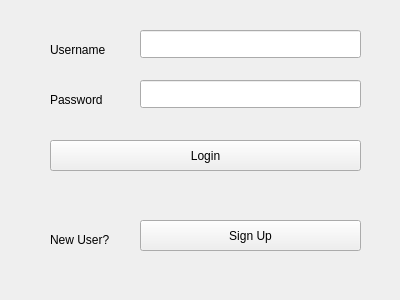
Above: LoginApp/LoginWidget.ui from 1337ninja/LoginApp before the change. Below: the same form after it.
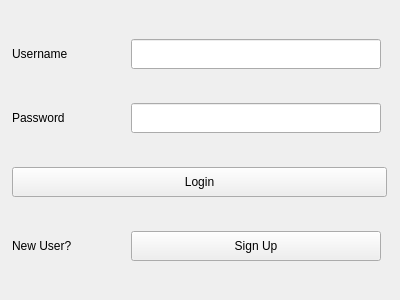
That is the form after the change.

Commit message: Moving UI controls to GridLayout

Diff of the .ui file:
```diff
--- a/LoginApp/LoginWidget.ui
+++ b/LoginApp/LoginWidget.ui
@@ -31,95 +31,152 @@
   <property name="windowTitle">
    <string>LoginApp</string>
   </property>
+  <widget class="QWidget" name="gridLayoutWidget">
+   <property name="geometry">
+    <rect>
+     <x>0</x>
+     <y>0</y>
+     <width>401</width>
+     <height>301</height>
+    </rect>
+   </property>
+   <layout class="QGridLayout" name="loginGridLayout">
+    <item row="0" column="1">
+     <widget class="QLineEdit" name="username">
+      <property name="minimumSize">
+       <size>
+        <width>250</width>
+        <height>30</height>
+       </size>
+      </property>
+      <property name="maximumSize">
+       <size>
+        <width>250</width>
+        <height>30</height>
+       </size>
+      </property>
+      <property name="maxLength">
+       <number>25</number>
+      </property>
+      <property name="echoMode">
+       <enum>QLineEdit::Normal</enum>
+      </property>
+     </widget>
+    </item>
+    <item row="0" column="0">
   <widget class="QLabel" name="usernameLabel">
-   <property name="geometry">
-    <rect>
-     <x>50</x>
-     <y>40</y>
-     <width>71</width>
+      <property name="sizePolicy">
+       <sizepolicy hsizetype="Fixed" vsizetype="Fixed">
+        <horstretch>0</horstretch>
+        <verstretch>0</verstretch>
+       </sizepolicy>
+      </property>
+      <property name="minimumSize">
+       <size>
+        <width>100</width>
      <height>20</height>
-    </rect>
+       </size>
+      </property>
+      <property name="maximumSize">
+       <size>
+        <width>100</width>
+        <height>20</height>
+       </size>
    </property>
    <property name="text">
     <string>Username</string>
    </property>
   </widget>
-  <widget class="QLabel" name="passwordLabel">
-   <property name="geometry">
-    <rect>
-     <x>50</x>
-     <y>90</y>
-     <width>71</width>
-     <height>20</height>
-    </rect>
-   </property>
-   <property name="text">
-    <string>Password</string>
-   </property>
-  </widget>
+    </item>
+    <item row="7" column="0" colspan="2">
   <widget class="QPushButton" name="loginButton">
-   <property name="geometry">
-    <rect>
-     <x>50</x>
-     <y>140</y>
-     <width>311</width>
-     <height>31</height>
-    </rect>
+      <property name="minimumSize">
+       <size>
+        <width>375</width>
+        <height>30</height>
+       </size>
+      </property>
+      <property name="maximumSize">
+       <size>
+        <width>375</width>
+        <height>30</height>
+       </size>
    </property>
    <property name="text">
     <string>Login</string>
    </property>
   </widget>
+    </item>
+    <item row="8" column="1">
   <widget class="QPushButton" name="signupButton">
-   <property name="geometry">
-    <rect>
-     <x>140</x>
-     <y>220</y>
-     <width>221</width>
-     <height>31</height>
-    </rect>
+      <property name="minimumSize">
+       <size>
+        <width>250</width>
+        <height>30</height>
+       </size>
+      </property>
+      <property name="maximumSize">
+       <size>
+        <width>250</width>
+        <height>30</height>
+       </size>
    </property>
    <property name="text">
     <string>Sign Up</string>
    </property>
   </widget>
+    </item>
+    <item row="8" column="0">
   <widget class="QLabel" name="newUserLabel">
-   <property name="geometry">
-    <rect>
-     <x>50</x>
-     <y>230</y>
-     <width>81</width>
+      <property name="minimumSize">
+       <size>
+        <width>80</width>
      <height>20</height>
-    </rect>
+       </size>
+      </property>
+      <property name="maximumSize">
+       <size>
+        <width>80</width>
+        <height>20</height>
+       </size>
    </property>
    <property name="text">
     <string>New User?</string>
    </property>
   </widget>
-  <widget class="QLineEdit" name="username">
-   <property name="geometry">
-    <rect>
-     <x>140</x>
-     <y>30</y>
-     <width>221</width>
-     <height>28</height>
-    </rect>
-   </property>
-   <property name="maxLength">
-    <number>25</number>
-   </property>
-   <property name="echoMode">
-    <enum>QLineEdit::Normal</enum>
-   </property>
-  </widget>
+    </item>
+    <item row="1" column="0">
+     <widget class="QLabel" name="passwordLabel">
+      <property name="minimumSize">
+       <size>
+        <width>100</width>
+        <height>20</height>
+       </size>
+      </property>
+      <property name="maximumSize">
+       <size>
+        <width>100</width>
+        <height>20</height>
+       </size>
+      </property>
+      <property name="text">
+       <string>Password</string>
+      </property>
+     </widget>
+    </item>
+    <item row="1" column="1">
   <widget class="QLineEdit" name="password">
-   <property name="geometry">
-    <rect>
-     <x>140</x>
-     <y>80</y>
-     <width>221</width>
-     <height>28</height>
-    </rect>
+      <property name="minimumSize">
+       <size>
+        <width>250</width>
+        <height>30</height>
+       </size>
+      </property>
+      <property name="maximumSize">
+       <size>
+        <width>250</width>
+        <height>30</height>
+       </size>
    </property>
    <property name="maxLength">
     <number>25</number>
@@ -127,6 +184,9 @@
    <property name="echoMode">
     <enum>QLineEdit::Password</enum>
    </property>
+     </widget>
+    </item>
+   </layout>
   </widget>
  </widget>
  <layoutdefault spacing="6" margin="11"/>
```
Lines whose indentation alone changed are shown as unchanged.
